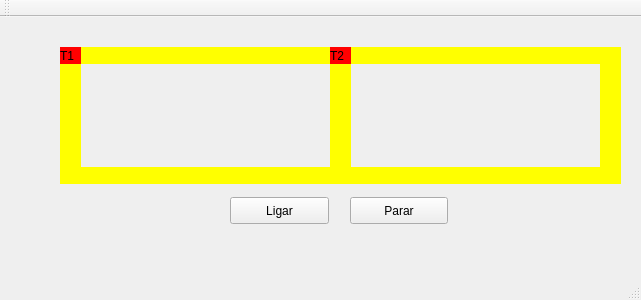
Old version of the form mainwindow.ui in the repository vicdant1/OS-Crazy-Train.
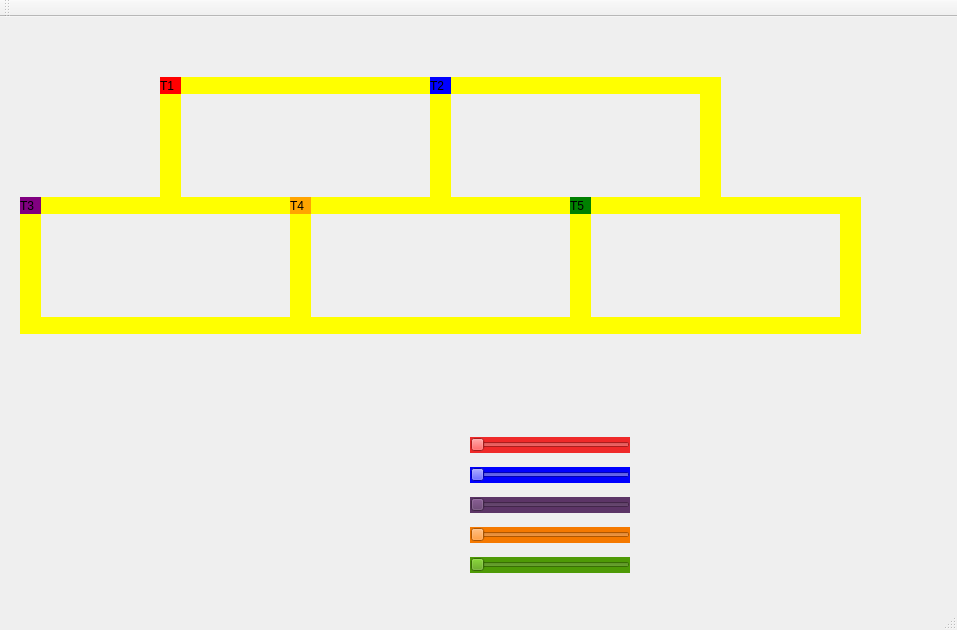
New version of the form.

Patch:
```diff
--- a/mainwindow.ui
+++ b/mainwindow.ui
@@ -6,8 +6,8 @@
    <rect>
     <x>0</x>
     <y>0</y>
-    <width>641</width>
-    <height>300</height>
+    <width>957</width>
+    <height>630</height>
    </rect>
   </property>
   <property name="windowTitle">
@@ -17,8 +17,8 @@
    <widget class="QLabel" name="label_trem1">
     <property name="geometry">
      <rect>
-      <x>60</x>
-      <y>30</y>
+      <x>160</x>
+      <y>60</y>
       <width>21</width>
       <height>17</height>
      </rect>
@@ -33,8 +33,8 @@
    <widget class="QLabel" name="label_trilho1">
     <property name="geometry">
      <rect>
-      <x>80</x>
-      <y>30</y>
+      <x>180</x>
+      <y>60</y>
       <width>250</width>
       <height>17</height>
      </rect>
@@ -49,8 +49,8 @@
    <widget class="QLabel" name="label_trilho2">
     <property name="geometry">
      <rect>
-      <x>80</x>
-      <y>150</y>
+      <x>180</x>
+      <y>180</y>
       <width>250</width>
       <height>17</height>
      </rect>
@@ -65,8 +65,8 @@
    <widget class="QLabel" name="label_trilho3">
     <property name="geometry">
      <rect>
-      <x>330</x>
-      <y>30</y>
+      <x>430</x>
+      <y>60</y>
       <width>21</width>
       <height>137</height>
      </rect>
@@ -81,8 +81,8 @@
    <widget class="QLabel" name="label_trilho4">
     <property name="geometry">
      <rect>
-      <x>60</x>
-      <y>30</y>
+      <x>160</x>
+      <y>60</y>
       <width>21</width>
       <height>137</height>
      </rect>
@@ -94,37 +94,43 @@
      <string/>
     </property>
    </widget>
-   <widget class="QPushButton" name="pushButton">
+   <widget class="QLabel" name="label_trilho3_2">
     <property name="geometry">
      <rect>
-      <x>230</x>
-      <y>180</y>
-      <width>99</width>
-      <height>27</height>
+      <x>700</x>
+      <y>60</y>
+      <width>21</width>
+      <height>137</height>
      </rect>
     </property>
+    <property name="styleSheet">
+     <string notr="true">QLabel { background: yellow}</string>
+    </property>
     <property name="text">
-     <string>Ligar</string>
+     <string/>
     </property>
    </widget>
-   <widget class="QPushButton" name="pushButton_2">
+   <widget class="QLabel" name="label_trilho2_2">
     <property name="geometry">
      <rect>
-      <x>350</x>
+      <x>450</x>
       <y>180</y>
-      <width>98</width>
-      <height>27</height>
+      <width>250</width>
+      <height>17</height>
      </rect>
     </property>
+    <property name="styleSheet">
+     <string notr="true">QLabel { background: yellow}</string>
+    </property>
     <property name="text">
-     <string>Parar</string>
+     <string/>
     </property>
    </widget>
    <widget class="QLabel" name="label_trilho4_2">
     <property name="geometry">
      <rect>
-      <x>600</x>
-      <y>30</y>
+      <x>430</x>
+      <y>60</y>
       <width>21</width>
       <height>137</height>
      </rect>
@@ -139,8 +145,8 @@
    <widget class="QLabel" name="label_trilho1_2">
     <property name="geometry">
      <rect>
-      <x>350</x>
-      <y>30</y>
+      <x>450</x>
+      <y>60</y>
       <width>250</width>
       <height>17</height>
      </rect>
@@ -152,11 +158,27 @@
      <string/>
     </property>
    </widget>
-   <widget class="QLabel" name="label_trilho2_2">
+   <widget class="QLabel" name="label_trilho3_3">
     <property name="geometry">
      <rect>
-      <x>350</x>
-      <y>150</y>
+      <x>290</x>
+      <y>180</y>
+      <width>21</width>
+      <height>137</height>
+     </rect>
+    </property>
+    <property name="styleSheet">
+     <string notr="true">QLabel { background: yellow}</string>
+    </property>
+    <property name="text">
+     <string/>
+    </property>
+   </widget>
+   <widget class="QLabel" name="label_trilho2_3">
+    <property name="geometry">
+     <rect>
+      <x>40</x>
+      <y>300</y>
       <width>250</width>
       <height>17</height>
      </rect>
@@ -168,17 +190,272 @@
      <string/>
     </property>
    </widget>
+   <widget class="QLabel" name="label_trilho4_3">
+    <property name="geometry">
+     <rect>
+      <x>20</x>
+      <y>180</y>
+      <width>21</width>
+      <height>137</height>
+     </rect>
+    </property>
+    <property name="styleSheet">
+     <string notr="true">QLabel { background: yellow}</string>
+    </property>
+    <property name="text">
+     <string/>
+    </property>
+   </widget>
+   <widget class="QLabel" name="label_trilho1_3">
+    <property name="geometry">
+     <rect>
+      <x>40</x>
+      <y>180</y>
+      <width>250</width>
+      <height>17</height>
+     </rect>
+    </property>
+    <property name="styleSheet">
+     <string notr="true">QLabel { background: yellow}</string>
+    </property>
+    <property name="text">
+     <string/>
+    </property>
+   </widget>
+   <widget class="QLabel" name="label_trilho3_4">
+    <property name="geometry">
+     <rect>
+      <x>840</x>
+      <y>180</y>
+      <width>21</width>
+      <height>137</height>
+     </rect>
+    </property>
+    <property name="styleSheet">
+     <string notr="true">QLabel { background: yellow}</string>
+    </property>
+    <property name="text">
+     <string/>
+    </property>
+   </widget>
+   <widget class="QLabel" name="label_trilho2_4">
+    <property name="geometry">
+     <rect>
+      <x>590</x>
+      <y>300</y>
+      <width>250</width>
+      <height>17</height>
+     </rect>
+    </property>
+    <property name="styleSheet">
+     <string notr="true">QLabel { background: yellow}</string>
+    </property>
+    <property name="text">
+     <string/>
+    </property>
+   </widget>
+   <widget class="QLabel" name="label_trilho4_4">
+    <property name="geometry">
+     <rect>
+      <x>570</x>
+      <y>180</y>
+      <width>21</width>
+      <height>137</height>
+     </rect>
+    </property>
+    <property name="styleSheet">
+     <string notr="true">QLabel { background: yellow}</string>
+    </property>
+    <property name="text">
+     <string/>
+    </property>
+   </widget>
+   <widget class="QLabel" name="label_trilho1_4">
+    <property name="geometry">
+     <rect>
+      <x>590</x>
+      <y>180</y>
+      <width>250</width>
+      <height>17</height>
+     </rect>
+    </property>
+    <property name="styleSheet">
+     <string notr="true">QLabel { background: yellow}</string>
+    </property>
+    <property name="text">
+     <string/>
+    </property>
+   </widget>
+   <widget class="QLabel" name="label_trilho2_5">
+    <property name="geometry">
+     <rect>
+      <x>310</x>
+      <y>300</y>
+      <width>271</width>
+      <height>17</height>
+     </rect>
+    </property>
+    <property name="styleSheet">
+     <string notr="true">QLabel { background: yellow}</string>
+    </property>
+    <property name="text">
+     <string/>
+    </property>
+   </widget>
+   <widget class="QLabel" name="label_trem3">
+    <property name="geometry">
+     <rect>
+      <x>20</x>
+      <y>180</y>
+      <width>21</width>
+      <height>17</height>
+     </rect>
+    </property>
+    <property name="styleSheet">
+     <string notr="true">QLabel { background: purple}</string>
+    </property>
+    <property name="text">
+     <string>T3</string>
+    </property>
+   </widget>
+   <widget class="QLabel" name="label_trem4">
+    <property name="geometry">
+     <rect>
+      <x>290</x>
+      <y>180</y>
+      <width>21</width>
+      <height>17</height>
+     </rect>
+    </property>
+    <property name="styleSheet">
+     <string notr="true">QLabel { background: orange}</string>
+    </property>
+    <property name="text">
+     <string>T4</string>
+    </property>
+   </widget>
+   <widget class="QLabel" name="label_trem5">
+    <property name="geometry">
+     <rect>
+      <x>570</x>
+      <y>180</y>
+      <width>21</width>
+      <height>17</height>
+     </rect>
+    </property>
+    <property name="styleSheet">
+     <string notr="true">QLabel { background: green}</string>
+    </property>
+    <property name="text">
+     <string>T5</string>
+    </property>
+   </widget>
+   <widget class="QSlider" name="horizontalSlider">
+    <property name="geometry">
+     <rect>
+      <x>470</x>
+      <y>420</y>
+      <width>160</width>
+      <height>16</height>
+     </rect>
+    </property>
+    <property name="styleSheet">
+     <string notr="true">background-color: rgb(239, 41, 41);</string>
+    </property>
+    <property name="maximum">
+     <number>200</number>
+    </property>
+    <property name="orientation">
+     <enum>Qt::Horizontal</enum>
+    </property>
+   </widget>
+   <widget class="QSlider" name="horizontalSlider_2">
+    <property name="geometry">
+     <rect>
+      <x>470</x>
+      <y>450</y>
+      <width>160</width>
+      <height>16</height>
+     </rect>
+    </property>
+    <property name="styleSheet">
+     <string notr="true">background-color: rgb(0, 0, 255);</string>
+    </property>
+    <property name="maximum">
+     <number>200</number>
+    </property>
+    <property name="orientation">
+     <enum>Qt::Horizontal</enum>
+    </property>
+   </widget>
+   <widget class="QSlider" name="horizontalSlider_3">
+    <property name="geometry">
+     <rect>
+      <x>470</x>
+      <y>480</y>
+      <width>160</width>
+      <height>16</height>
+     </rect>
+    </property>
+    <property name="styleSheet">
+     <string notr="true">background-color: rgb(92, 53, 102);</string>
+    </property>
+    <property name="maximum">
+     <number>200</number>
+    </property>
+    <property name="orientation">
+     <enum>Qt::Horizontal</enum>
+    </property>
+   </widget>
+   <widget class="QSlider" name="horizontalSlider_4">
+    <property name="geometry">
+     <rect>
+      <x>470</x>
+      <y>510</y>
+      <width>160</width>
+      <height>16</height>
+     </rect>
+    </property>
+    <property name="styleSheet">
+     <string notr="true">background-color: rgb(245, 121, 0);</string>
+    </property>
+    <property name="maximum">
+     <number>200</number>
+    </property>
+    <property name="orientation">
+     <enum>Qt::Horizontal</enum>
+    </property>
+   </widget>
+   <widget class="QSlider" name="horizontalSlider_5">
+    <property name="geometry">
+     <rect>
+      <x>470</x>
+      <y>540</y>
+      <width>160</width>
+      <height>16</height>
+     </rect>
+    </property>
+    <property name="styleSheet">
+     <string notr="true">background-color: rgb(78, 154, 6);</string>
+    </property>
+    <property name="maximum">
+     <number>200</number>
+    </property>
+    <property name="orientation">
+     <enum>Qt::Horizontal</enum>
+    </property>
+   </widget>
    <widget class="QLabel" name="label_trem2">
     <property name="geometry">
      <rect>
-      <x>330</x>
-      <y>30</y>
+      <x>430</x>
+      <y>60</y>
       <width>21</width>
       <height>17</height>
      </rect>
     </property>
     <property name="styleSheet">
-     <string notr="true">QLabel { background: red}</string>
+     <string notr="true">QLabel { background: blue}</string>
     </property>
     <property name="text">
      <string>T2</string>
@@ -188,12 +465,28 @@
    <zorder>label_trilho2</zorder>
    <zorder>label_trilho3</zorder>
    <zorder>label_trilho4</zorder>
-   <zorder>label_trem1</zorder>
-   <zorder>pushButton</zorder>
-   <zorder>pushButton_2</zorder>
+   <zorder>label_trilho3_2</zorder>
+   <zorder>label_trilho2_2</zorder>
    <zorder>label_trilho4_2</zorder>
    <zorder>label_trilho1_2</zorder>
-   <zorder>label_trilho2_2</zorder>
+   <zorder>label_trilho3_3</zorder>
+   <zorder>label_trilho2_3</zorder>
+   <zorder>label_trilho4_3</zorder>
+   <zorder>label_trilho1_3</zorder>
+   <zorder>label_trilho3_4</zorder>
+   <zorder>label_trilho2_4</zorder>
+   <zorder>label_trilho4_4</zorder>
+   <zorder>label_trilho1_4</zorder>
+   <zorder>label_trilho2_5</zorder>
+   <zorder>horizontalSlider</zorder>
+   <zorder>horizontalSlider_2</zorder>
+   <zorder>horizontalSlider_3</zorder>
+   <zorder>horizontalSlider_4</zorder>
+   <zorder>horizontalSlider_5</zorder>
+   <zorder>label_trem1</zorder>
+   <zorder>label_trem3</zorder>
+   <zorder>label_trem4</zorder>
+   <zorder>label_trem5</zorder>
    <zorder>label_trem2</zorder>
   </widget>
   <widget class="QMenuBar" name="menuBar">
@@ -201,7 +494,7 @@
     <rect>
      <x>0</x>
      <y>0</y>
-     <width>641</width>
+     <width>957</width>
      <height>22</height>
     </rect>
    </property>
```
